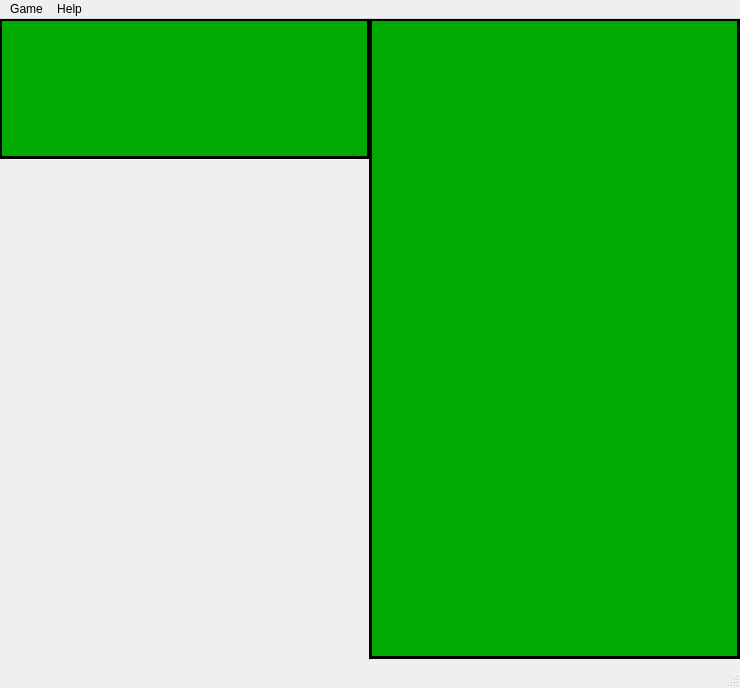
Qt form FinalProject/Yahtzee/gamewindow.ui (kiloecho78/CS4865) before a commit.
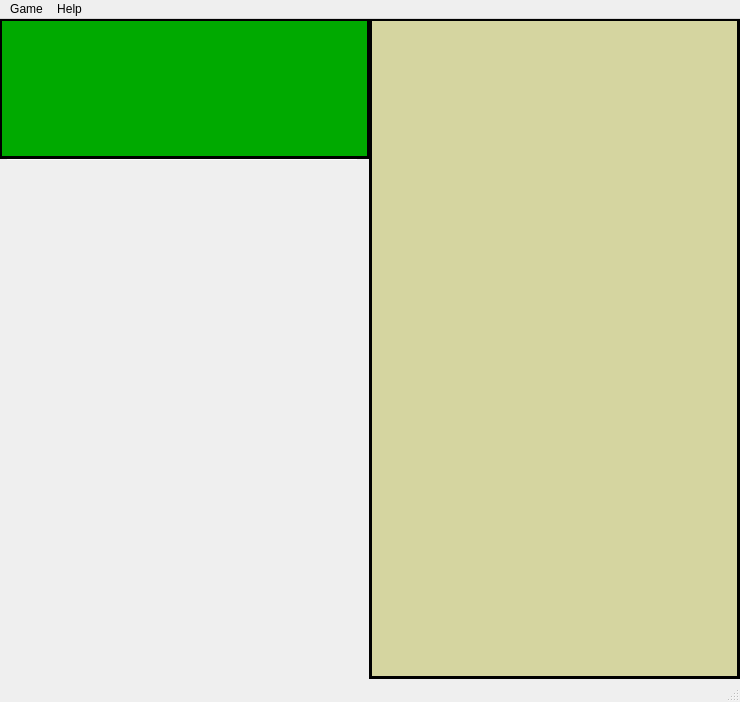
The same form after that commit. Icons and pictures are not drawn.

Commit message: Scorecard completed and functioning properly.

Patch:
```diff
--- a/FinalProject/Yahtzee/gamewindow.ui
+++ b/FinalProject/Yahtzee/gamewindow.ui
@@ -7,7 +7,7 @@
     <x>0</x>
     <y>0</y>
     <width>740</width>
-    <height>688</height>
+    <height>702</height>
    </rect>
   </property>
   <property name="windowTitle">
@@ -88,7 +88,7 @@
       <x>0</x>
       <y>140</y>
       <width>371</width>
-      <height>501</height>
+      <height>521</height>
      </rect>
     </property>
     <layout class="QGridLayout" name="playersGridLayout"/>
@@ -222,7 +222,7 @@
       <x>369</x>
       <y>-1</y>
       <width>371</width>
-      <height>641</height>
+      <height>661</height>
      </rect>
     </property>
     <property name="palette">
@@ -240,9 +240,9 @@
        <colorrole role="Window">
         <brush brushstyle="SolidPattern">
          <color alpha="255">
-          <red>0</red>
-          <green>170</green>
-          <blue>0</blue>
+          <red>213</red>
+          <green>213</green>
+          <blue>160</blue>
          </color>
         </brush>
        </colorrole>
@@ -260,9 +260,9 @@
        <colorrole role="Window">
         <brush brushstyle="SolidPattern">
          <color alpha="255">
-          <red>0</red>
-          <green>170</green>
-          <blue>0</blue>
+          <red>213</red>
+          <green>213</green>
+          <blue>160</blue>
          </color>
         </brush>
        </colorrole>
@@ -271,18 +271,18 @@
        <colorrole role="Base">
         <brush brushstyle="SolidPattern">
          <color alpha="255">
-          <red>0</red>
-          <green>170</green>
-          <blue>0</blue>
+          <red>213</red>
+          <green>213</green>
+          <blue>160</blue>
          </color>
         </brush>
        </colorrole>
        <colorrole role="Window">
         <brush brushstyle="SolidPattern">
          <color alpha="255">
-          <red>0</red>
-          <green>170</green>
-          <blue>0</blue>
+          <red>213</red>
+          <green>213</green>
+          <blue>160</blue>
          </color>
         </brush>
        </colorrole>
@@ -307,7 +307,7 @@
        <x>8</x>
        <y>8</y>
        <width>351</width>
-       <height>631</height>
+       <height>641</height>
       </rect>
      </property>
      <layout class="QGridLayout" name="scorecardLayout"/>
```
The commit also changes 2 other files.
